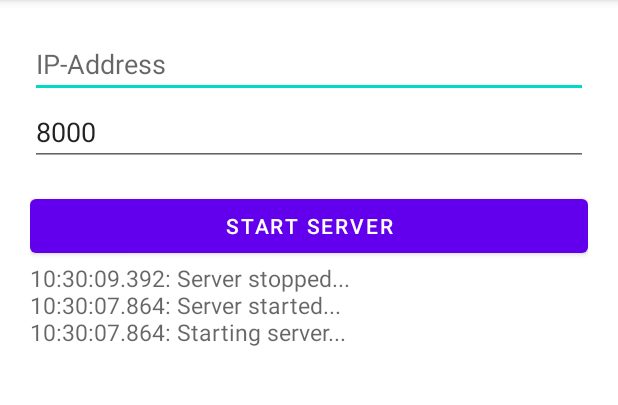
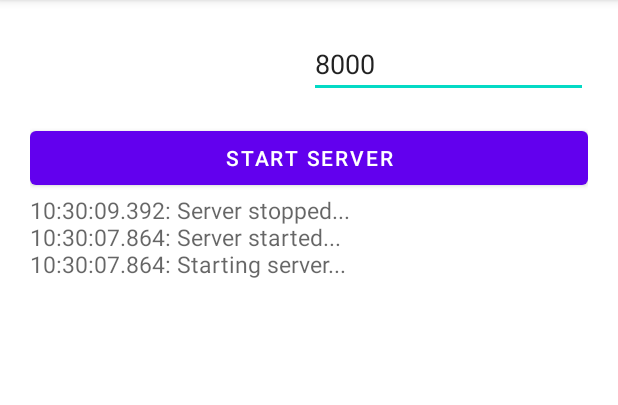
Before and after one commit to dkati/Android-TCP-Messages, an Android app: the screen it shows after launch (MainActivity), after a tap on "STOP SERVER", on a phone screen of 412 x 824 dp, the part 84-489 px from its top. Run offline under Robolectric (Android 15) with nearby library versions, the phone set to English and light mode, and no system bars; network calls fail; 2 statements that could not run were skipped; 1 other tap on this screen came first.

Commit message:
main: IP is always static

```diff
--- a/app/src/main/res/layout/activity_main.xml
+++ b/app/src/main/res/layout/activity_main.xml
@@ -5,26 +5,41 @@
     android:layout_height = "match_parent"
     android:layout_margin = "16dp"
     android:padding="20dp"
+    tools:ignore="HardcodedText"
     tools:context = ".MainActivity">
-    <EditText
-        android:id = "@+id/etIP"
-        android:layout_width = "match_parent"
-        android:layout_height = "wrap_content"
-        android:hint = "IP-Address"
-        android:inputType = "text"/>
-    <EditText
-        android:id = "@+id/etPort"
-        android:layout_width = "match_parent"
-        android:layout_height = "wrap_content"
-        android:layout_below = "@+id/etIP"
-        android:hint = "Port No"
-        android:text="8000"
-        android:inputType = "number" />
+
+    <LinearLayout
+        android:id="@+id/ipcontainer"
+        android:layout_width="match_parent"
+        android:layout_height="wrap_content"
+        android:orientation="horizontal"
+        android:weightSum="1">
+
+        <TextView
+            android:id="@+id/etIP"
+            android:layout_width="0dp"
+            android:layout_height="wrap_content"
+            android:layout_weight="0.5"
+            android:textSize="20sp"
+            android:text=""/>
+
+        <EditText
+            android:id="@+id/etPort"
+            android:layout_width="0dp"
+            android:layout_height="wrap_content"
+            android:hint="Port"
+            android:layout_weight="0.5"
+            android:inputType="number"
+            android:text="8000"
+            android:autofillHints="" />
+
+    </LinearLayout>
+
     <Button
         android:id = "@+id/btnConnect"
         android:layout_width = "match_parent"
         android:layout_height = "wrap_content"
-        android:layout_below = "@+id/etPort"
+        android:layout_below = "@+id/ipcontainer"
         android:layout_gravity = "center"
         android:layout_marginTop = "16dp"
         android:text = "Start Server" />
```
